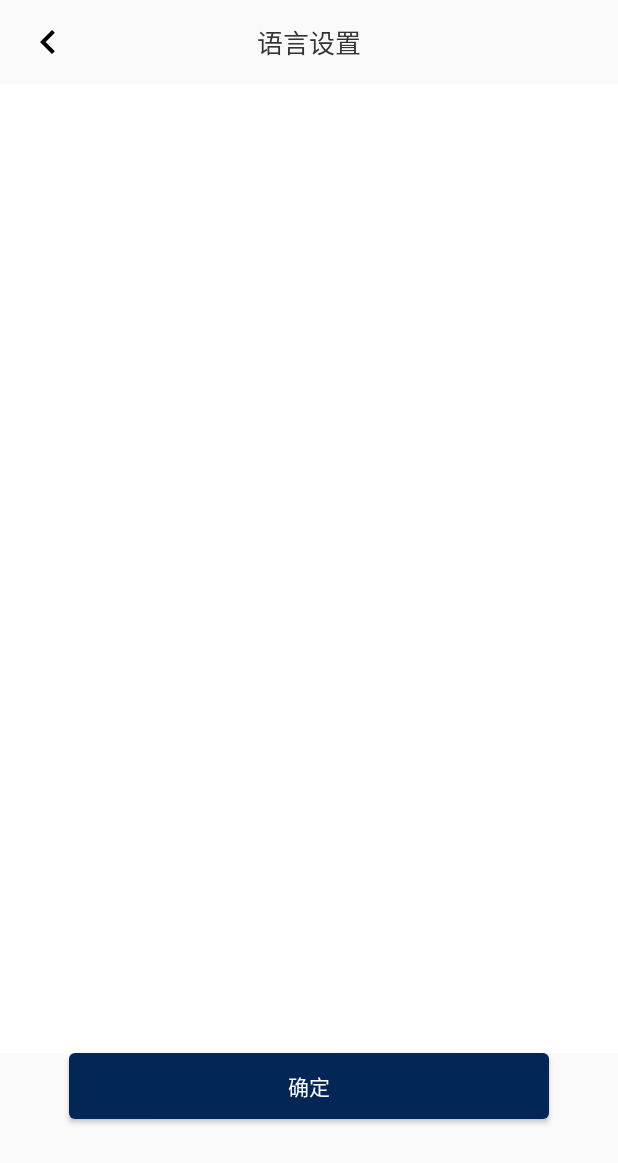
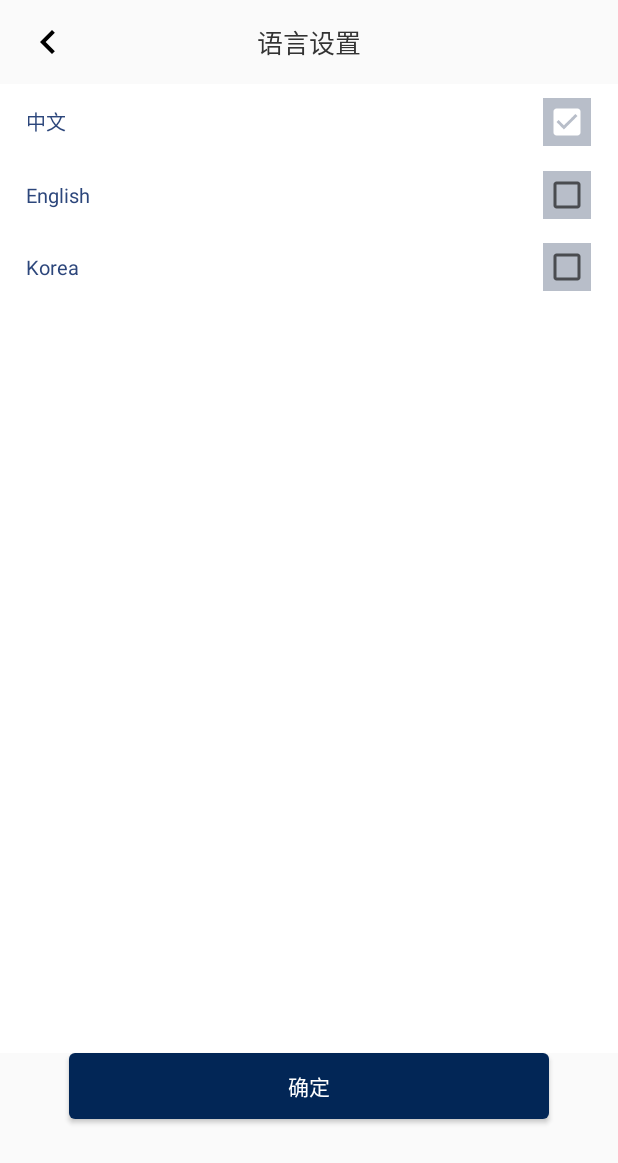
Before and after one commit to LaplaceNetwork/Android, an Android app: the LanguageSettingActivity screen opened directly, with no data from a screen before it, on a phone screen of 412 x 824 dp. Shown: the top 1163 px of the screen. Run offline under Robolectric (Android 15) with nearby library versions, the phone set to English and light mode, and no system bars.

Commit message:
LanguageSettingActivity layout

```diff
--- a/app/src/main/java/com/orangechain/laplace/activity/identity/setting/LanguageSettingActivity.java
+++ b/app/src/main/java/com/orangechain/laplace/activity/identity/setting/LanguageSettingActivity.java
@@ -4,17 +4,40 @@ import android.content.Context;
 import android.content.Intent;
 import android.support.v7.app.AppCompatActivity;
 import android.os.Bundle;
+import android.widget.ListView;
 
+import com.bumptech.glide.load.resource.bitmap.BitmapEncoder;
 import com.orangechain.laplace.R;
+import com.orangechain.laplace.activity.identity.setting.adapter.LanguageSettingAdapter;
+import com.orangechain.laplace.activity.identity.setting.bean.LanguageSettingBean;
 import com.orangechain.laplace.base.BaseActivity;
 
+import java.util.ArrayList;
+import java.util.List;
+
 public class LanguageSettingActivity extends BaseActivity {
+
+    private List<LanguageSettingBean> listArr = new ArrayList<>();
 
 
     @Override
     public void initWithView() {
 
         setToolBarText("语言设置");
+
+        //创建数据源
+        listArr.clear();
+        LanguageSettingBean bean0 = new LanguageSettingBean("中文",true);
+        LanguageSettingBean bean1 = new LanguageSettingBean("English",false);
+        LanguageSettingBean bean2 = new LanguageSettingBean("Korea",false);
+        listArr.add(bean0);
+        listArr.add(bean1);
+        listArr.add(bean2);
+
+
+        LanguageSettingAdapter adapter = new LanguageSettingAdapter(this,R.layout.language_setting_item,listArr);
+        ListView listView = findViewById(R.id.language_setting_listview);
+        listView.setAdapter(adapter);
 
     }
 
--- /dev/null
+++ b/app/src/main/java/com/orangechain/laplace/activity/identity/setting/adapter/LanguageSettingAdapter.java
@@ -0,0 +1,68 @@
+package com.orangechain.laplace.activity.identity.setting.adapter;
+
+import android.content.Context;
+import android.view.LayoutInflater;
+import android.view.View;
+import android.view.ViewGroup;
+import android.widget.ArrayAdapter;
+import android.widget.CheckBox;
+import android.widget.RadioButton;
+import android.widget.TextView;
+
+import com.orangechain.laplace.R;
+import com.orangechain.laplace.activity.identity.setting.bean.LanguageSettingBean;
+
+import java.util.List;
+
+public class LanguageSettingAdapter extends ArrayAdapter {
+
+    private int resourceId;
+
+    public LanguageSettingAdapter(Context context, int resource, List<LanguageSettingBean> objects) {
+
+        super(context, resource, objects);
+
+        this.resourceId = resource;
+    }
+
+    @Override
+    public View getView(int position, View convertView, ViewGroup parent) {
+
+        LanguageSettingBean bean = (LanguageSettingBean) getItem(position);
+
+        View view;
+        ViewHolder viewHolder;
+
+        if (convertView == null) {
+
+            view = LayoutInflater.from(getContext()).inflate(R.layout.language_setting_item,parent,false);
+            viewHolder = new ViewHolder();
+
+            viewHolder.nameTextView = view.findViewById(R.id.language_setting_item_name);
+            viewHolder.checkedButton = view.findViewById(R.id.language_setting_item_check);
+
+            view.setTag(viewHolder);
+
+        } else {
+
+            view = convertView;
+
+            viewHolder = (ViewHolder) view.getTag();
+
+        }
+
+        viewHolder.nameTextView.setText(bean.getName());
+        viewHolder.checkedButton.setChecked(bean.isChecked());
+
+        return view;
+    }
+
+    class ViewHolder {
+
+        TextView nameTextView;
+
+        CheckBox checkedButton;
+
+    }
+
+}
--- a/app/src/main/java/com/orangechain/laplace/activity/identity/setting/adapter/SystemSettingAdapter.java
+++ b/app/src/main/java/com/orangechain/laplace/activity/identity/setting/adapter/SystemSettingAdapter.java
@@ -60,12 +60,25 @@ public class SystemSettingAdapter extends ArrayAdapter {
 
         viewHolder.nameTextView.setText(bean.getName());
         viewHolder.rightButton.setText(bean.getRightButtonContent());
+
+
+        //设置相应的点击事件
+        if (position == 1) {
             viewHolder.rightButton.setOnClickListener(new View.OnClickListener() {
                 @Override
                 public void onClick(View v) {
                     mActivity.clickRightButton("language");
                 }
             });
+        } else if (position == 2) {
+            viewHolder.rightButton.setOnClickListener(new View.OnClickListener() {
+                @Override
+                public void onClick(View v) {
+                    mActivity.clickRightButton("push");
+                }
+            });
+        }
+
 
 
         if (bean.isShowSwitch()) {
--- /dev/null
+++ b/app/src/main/java/com/orangechain/laplace/activity/identity/setting/bean/LanguageSettingBean.java
@@ -0,0 +1,29 @@
+package com.orangechain.laplace.activity.identity.setting.bean;
+
+public class LanguageSettingBean {
+
+    String name;
+
+    boolean checked;
+
+    public LanguageSettingBean(String name, boolean checked) {
+        this.name = name;
+        this.checked = checked;
+    }
+
+    public String getName() {
+        return name;
+    }
+
+    public void setName(String name) {
+        this.name = name;
+    }
+
+    public boolean isChecked() {
+        return checked;
+    }
+
+    public void setChecked(boolean checked) {
+        this.checked = checked;
+    }
+}
--- /dev/null
+++ b/app/src/main/res/layout/language_setting_item.xml
@@ -0,0 +1,28 @@
+<?xml version="1.0" encoding="utf-8"?>
+<RelativeLayout xmlns:android="http://schemas.android.com/apk/res/android"
+    android:layout_width="match_parent"
+    android:layout_height="match_parent">
+
+    <TextView android:id="@+id/language_setting_item_name"
+        android:layout_height="wrap_content"
+        android:layout_width="wrap_content"
+        android:text="测试"
+        android:textColor="@color/color2C467B"
+        android:textSize="@dimen/text_size_13"
+        android:layout_centerVertical="true"
+        android:layout_marginTop="20dp"
+        android:layout_marginBottom="10dp"
+        android:stateListAnimator="@null"
+        android:layout_marginLeft="17dp"/>
+
+    <CheckBox
+        android:id="@+id/language_setting_item_check"
+        android:layout_width="wrap_content"
+        android:layout_height="wrap_content"
+        android:layout_alignParentRight="true"
+        android:layout_centerVertical="true"
+        android:layout_marginRight="18dp"
+        android:background="@color/colorB8BEC9"
+        />
+
+</RelativeLayout>
```
Lines whose indentation alone changed are shown as unchanged.
